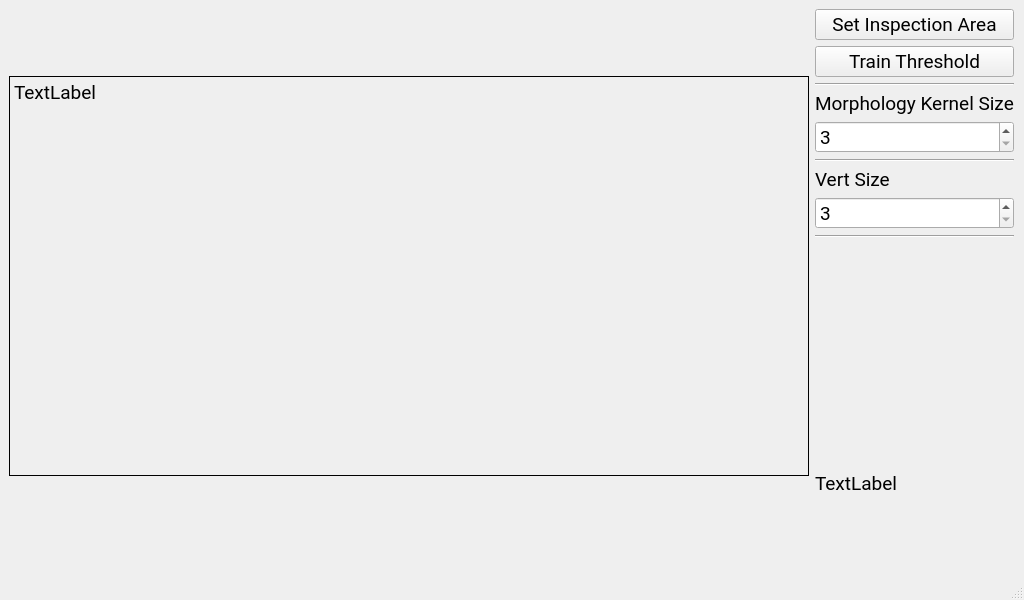
Qt form UI/mainwindow.ui (abikemechanic/SC_VisionInspection) before a commit.
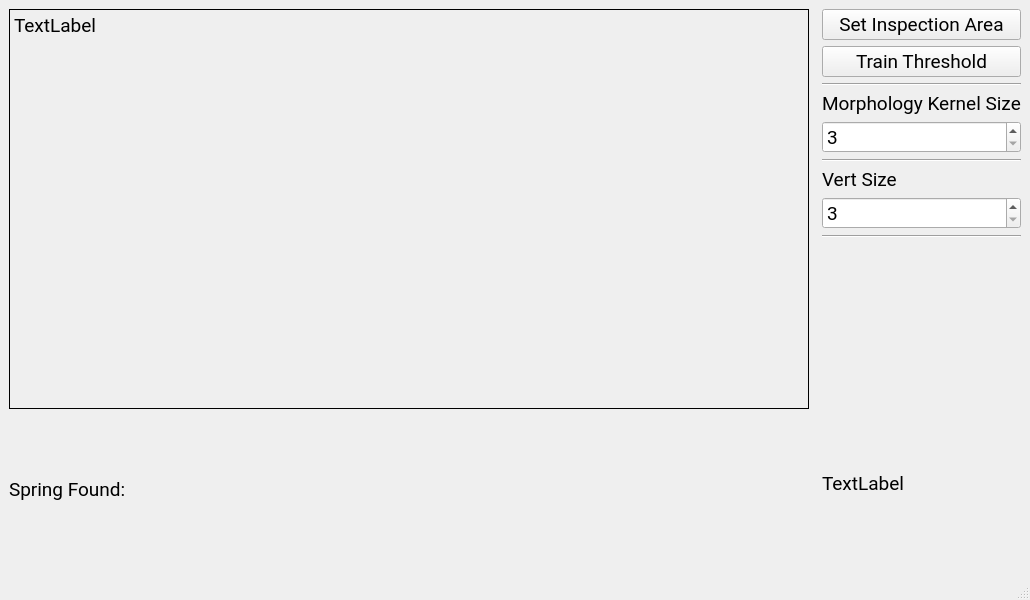
The same form after that commit.

Patch:
```diff
--- a/UI/mainwindow.ui
+++ b/UI/mainwindow.ui
@@ -6,7 +6,7 @@
    <rect>
     <x>0</x>
     <y>0</y>
-    <width>1024</width>
+    <width>1030</width>
     <height>600</height>
    </rect>
   </property>
@@ -61,6 +61,13 @@
         </item>
         <item>
          <layout class="QHBoxLayout" name="horizontalLayout_2">
+          <item>
+           <widget class="QLabel" name="label_3">
+            <property name="text">
+             <string>Spring Found: </string>
+            </property>
+           </widget>
+          </item>
           <item>
            <spacer name="horizontalSpacer">
             <property name="orientation">
```
Left out of the diff: 4 changed lines with no effect on the pictures.
